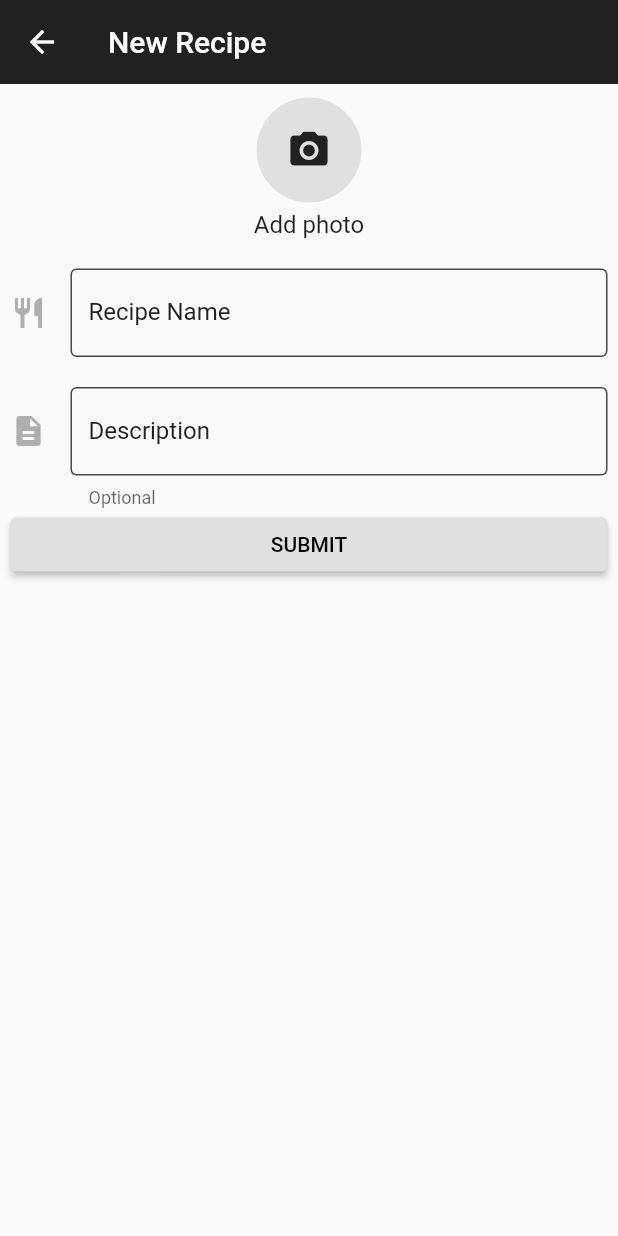
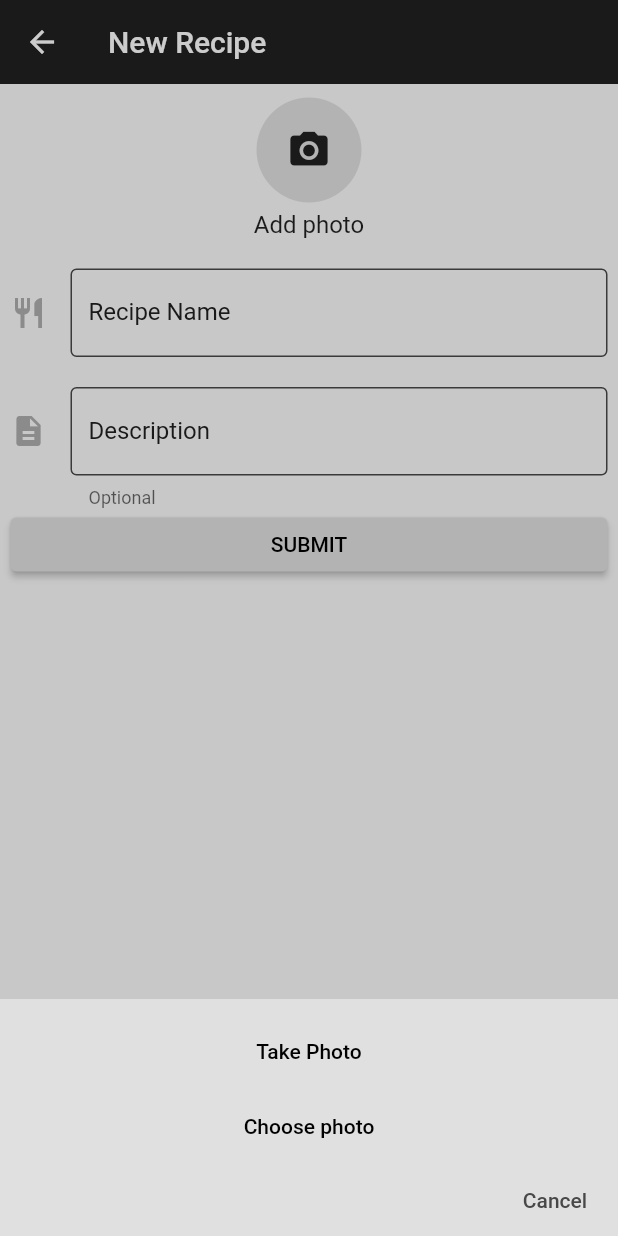
Before and after one commit to wesley38/besitary, a Flutter app: the NewRecipePage screen opened directly, after a tap on the "photo camera" icon, on a phone screen of 412 x 824 dp. Run offline on Flutter 3.47's test engine with Material 2 defaults, Android fonts, the phone set to English and light mode, and no system bars; our stand-ins replace image_picker.

Commit message:
Replaced code for the add photo button, since this is now handled in photo_taker.dart

```diff
--- a/lib/new_recipe.dart
+++ b/lib/new_recipe.dart
@@ -3,6 +3,7 @@ import 'dart:ui';
 import 'package:flutter/material.dart';
 
 import 'colors.dart';
+import 'photo_taker.dart';
 
 class NewRecipePage extends StatefulWidget {
   const NewRecipePage({Key? key}) : super(key: key);
@@ -70,30 +71,7 @@ class _NewRecipeFormState extends State<NewRecipeForm> {
       key: _formKey,
       child: ListView(
         children: <Widget>[
-          Column(
-            // Add photo button
-            children: [
-              CircleAvatar(
-                radius: 35,
-                backgroundColor: ksecondary,
-                child: IconButton(
-                  onPressed: () {},
-                  icon: const Icon(
-                    Icons.photo_camera,
-                    color: kprimary,
-                    size: 30.0,
-                  ),
-                ),
-              ),
-              const SizedBox(
-                height: 5.0,
-              ),
-              const Text(
-                "Add photo",
-                style: TextStyle(fontSize: 16.0),
-              )
-            ],
-          ),
+          NewPhoto(), // Handles photos
           const SizedBox(
             height: 20.0,
           ),
```
